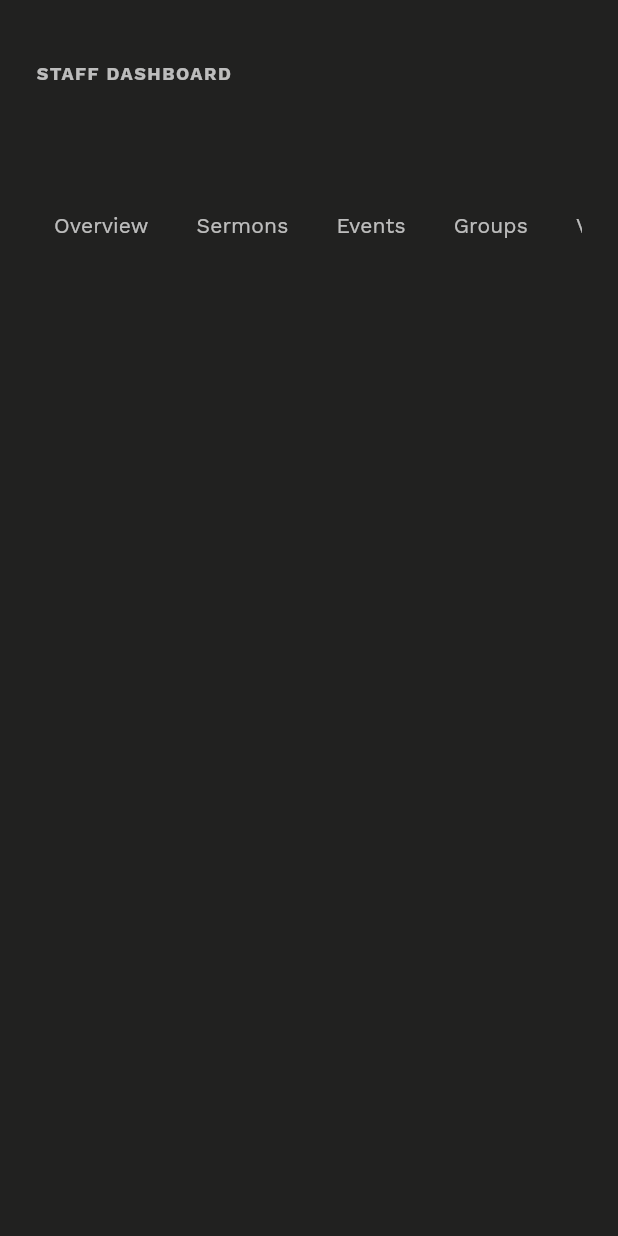
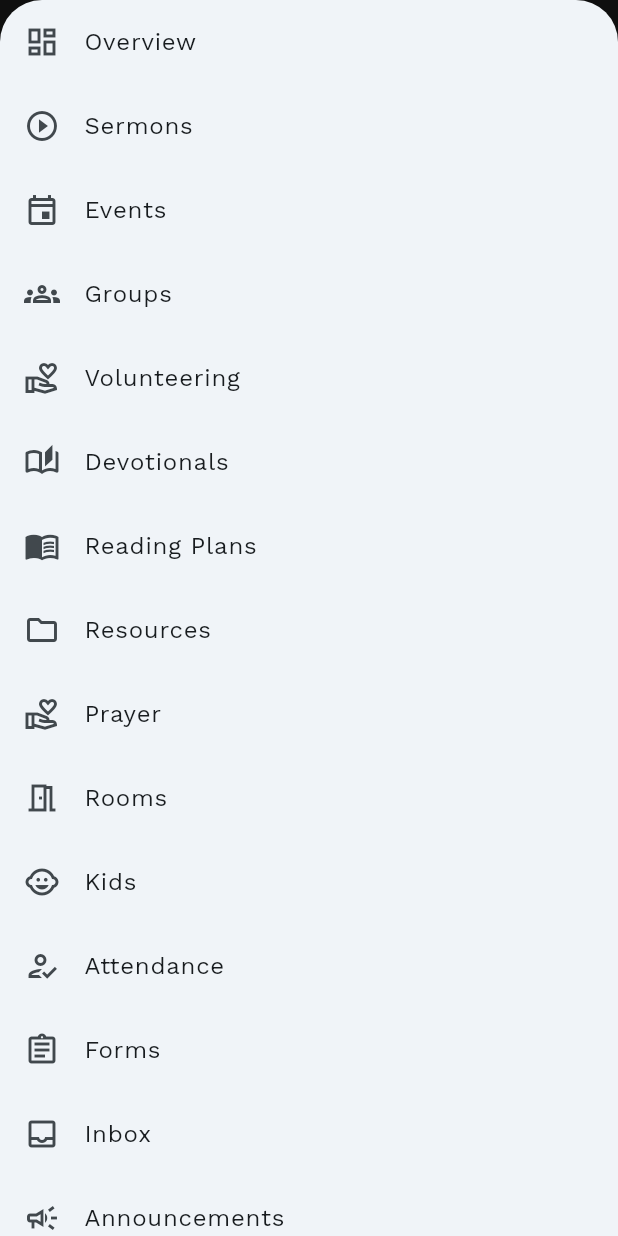
Before and after one commit to natehale05-gif/Yoked-Church-Web-App, a Flutter app: the AdminHeader widget shown alone on an empty page, opened directly with empty values, after a tap on "Overview", on a phone screen of 412 x 824 dp. Run offline on Flutter 3.47's test engine with Material 3 defaults, Android fonts, the phone set to English and light mode, and no system bars; our stand-ins replace cloud_firestore, file_picker, firebase_auth, firebase_core, firebase_storage, flutter_riverpod and 3 more; missing offline and left inert: dart:js_interop; accounts and stored records are empty; project files that could hold a hidden picture were left out.

Commit message:
M11.1/11.2: make the phone screens readable, and prove it
The sweep can reach the signed-in half of the app now, so it ran
properly for the first time: all 44 routes at 390px as an admin,
asserting a per-route marker before each screenshot. Every route
arrived, no page errors. What it found was not crashes but text
squeezed into slivers - the class of problem the overflow test
sleeps through, because none of it throws.

So responsive_test.dart gained an assertion that can see it: any run
of real text laid out under 100px on a 390px screen. It went red
immediately, on two screens I had already spotted and three I had
not:

  /account/groups     21px: "Tuesday Morning Women"
  /account/prayer     72px: "Requests go to staff first, so nothing…"
  /account/bookings   72px: "Requests are confirmed by staff…"
                      80px: "Tuesday morning Bible study"
  /admin/attendance   63px: "Tue, Aug 4, 2026"
  /admin/members      68px: "member@example.org"

Every one is the same shape - a control taking whatever width it
wants, and text getting the remainder. DetailWithAction, next to
ResponsiveRow, is that shape's fix: only the detail flexes, and on a
phone the control moves underneath. ResponsiveRow could not do it,
because it wraps every child in an Expanded, which stretches a button
to a share of the row instead of letting it size to its label.

The members rows follow AdminListTile's lesson rather than repeating
its mistake: a 170px role picker in `ListTile.trailing` is what left
sixty-eight pixels for an email address.

Two more came from reading the screenshots, which no width rule can
see:

- The staff dashboard's nineteen tabs were a horizontal scroller
  showing four, with nothing to suggest the rest existed - so on a
  phone the dashboard appeared to have four sections. They now sit
  behind one control that names the section you are in and opens the
  whole list, which is what More already does for the member side.
- Reports pinned its metric cards at 260px, leaving a dead gutter
  down the side of a 390px screen.

350 tests pass.

Co-Authored-By: Claude Opus 5 <noreply@anthropic.com>
Claude-Session: https://claude.ai/code/session_011bH9r6mhytWN6A2L1hakkf

```diff
--- a/lib/features/admin/presentation/admin_header.dart
+++ b/lib/features/admin/presentation/admin_header.dart
@@ -92,7 +92,9 @@ class AdminHeader extends ConsumerWidget {
       eyebrow: 'Staff Dashboard',
       title: title,
       subtitle: subtitle,
-      below: SingleChildScrollView(
+      below: Breakpoints.isMobile(context)
+          ? _AdminTabPicker(tabs: tabs, current: current)
+          : SingleChildScrollView(
               scrollDirection: Axis.horizontal,
               child: Row(
                 children: [
@@ -105,17 +107,73 @@ class AdminHeader extends ConsumerWidget {
                           backgroundColor: current == tab.path
                               ? ref.watch(settingsProvider).colors.accent.withValues(alpha: 0.25)
                               : null,
-                    foregroundColor:
-                        current == tab.path ? ref.watch(settingsProvider).colors.accent : Colors.white70,
+                          foregroundColor: current == tab.path
+                              ? ref.watch(settingsProvider).colors.accent
+                              : Colors.white70,
                         ),
                         child: Text(
                           tab.label,
-                    style: TextStyle(fontWeight: current == tab.path ? FontWeight.w700 : FontWeight.w500),
+                          style:
+                              TextStyle(fontWeight: current == tab.path ? FontWeight.w700 : FontWeight.w500),
                         ),
                       ),
                     ),
                 ],
               ),
+            ),
+    );
+  }
+}
+
+/// The same tabs on a phone, as a sheet you open rather than a strip you
+/// scroll.
+///
+/// Nineteen destinations in a horizontal scroller showed four of them and
+/// gave no sign the rest existed - so on a phone the dashboard appeared to
+/// have four sections. This shows where you are and opens the whole list,
+/// which is what the **More** sheet does for the member side.
+class _AdminTabPicker extends StatelessWidget {
+  final List<AdminTab> tabs;
+  final String current;
+
+  const _AdminTabPicker({required this.tabs, required this.current});
+
+  @override
+  Widget build(BuildContext context) {
+    final here = tabs.where((t) => t.path == current).firstOrNull ?? tabs.first;
+
+    return Align(
+      alignment: Alignment.centerLeft,
+      child: OutlinedButton.icon(
+        onPressed: () => showModalBottomSheet<void>(
+          context: context,
+          isScrollControlled: true,
+          builder: (sheetContext) => SafeArea(
+            child: SingleChildScrollView(
+              child: Column(
+                mainAxisSize: MainAxisSize.min,
+                children: [
+                  for (final tab in tabs)
+                    ListTile(
+                      leading: Icon(tab.icon),
+                      title: Text(tab.label),
+                      selected: tab.path == current,
+                      onTap: () {
+                        Navigator.pop(sheetContext);
+                        context.go(tab.path);
+                      },
+                    ),
+                ],
+              ),
+            ),
+          ),
+        ),
+        style: OutlinedButton.styleFrom(
+          foregroundColor: Colors.white,
+          side: const BorderSide(color: Colors.white38),
+        ),
+        icon: Icon(here.icon, size: 18),
+        label: Text(here.label),
       ),
     );
   }
--- a/lib/features/admin/presentation/reports_admin_screen.dart
+++ b/lib/features/admin/presentation/reports_admin_screen.dart
@@ -1,6 +1,7 @@
 import 'package:flutter/material.dart';
 import 'package:flutter_riverpod/flutter_riverpod.dart';
 
+import '../../../app/theme.dart';
 import '../../../core/config/settings_providers.dart';
 import '../../../core/widgets/app_shell.dart';
 import '../../../core/widgets/async_value_widget.dart';
@@ -99,7 +100,9 @@ class _MetricCard extends ConsumerWidget {
     final change = trend?.changeLabel;
 
     return SizedBox(
-      width: 260,
+      // A fixed 260 leaves a dead gutter down the side of a 390px screen,
+      // where the cards could simply be the width of the page.
+      width: Breakpoints.isMobile(context) ? double.infinity : 260,
       child: Card(
         margin: EdgeInsets.zero,
         child: Padding(
```
Also changed, not shown: lib/core/widgets/responsive.dart (+45 -0 lines), lib/features/account/presentation/my_bookings_screen.dart (+13 -17 lines), lib/features/account/presentation/my_groups_screen.dart (+11 -15 lines), lib/features/account/presentation/prayer_wall_screen.dart (+8 -10 lines), lib/features/admin/presentation/attendance_admin_screen.dart (+11 -11 lines), lib/features/admin/presentation/members_admin_screen.dart (+52 -11 lines), 2 other files. Lines whose indentation alone changed are shown as unchanged.
